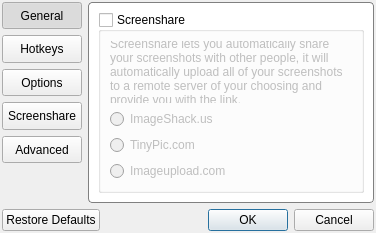
Qt form dialogs/optionsdialog.ui (manjeetdahiya/lightscreen-clone) before a commit.
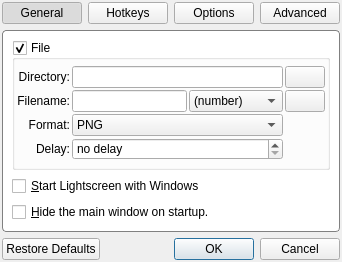
The same form after that commit. The open tabs and pages were chosen to show the change. Icons and pictures are not drawn. Custom widgets are drawn as their Qt base class.

```diff
--- a/dialogs/optionsdialog.ui
+++ b/dialogs/optionsdialog.ui
@@ -6,8 +6,8 @@
    <rect>
     <x>0</x>
     <y>0</y>
-    <width>355</width>
-    <height>233</height>
+    <width>330</width>
+    <height>262</height>
    </rect>
   </property>
   <property name="windowTitle">
@@ -22,21 +22,16 @@
 }
 </string>
   </property>
-  <layout class="QVBoxLayout" name="verticalLayout_7">
+  <layout class="QVBoxLayout" name="verticalLayout_6">
    <property name="margin">
     <number>2</number>
    </property>
-   <item>
-    <layout class="QHBoxLayout" name="horizontalLayout_3">
      <item>
       <widget class="QFrame" name="selectorFrame">
        <property name="frameShape">
         <enum>QFrame::NoFrame</enum>
        </property>
-       <layout class="QVBoxLayout" name="verticalLayout_6">
-        <property name="spacing">
-         <number>6</number>
-        </property>
+     <layout class="QHBoxLayout" name="horizontalLayout_3">
         <property name="margin">
          <number>0</number>
         </property>
@@ -109,28 +104,6 @@
           </property>
          </widget>
         </item>
-        <item>
-         <widget class="QPushButton" name="screenshareButton">
-          <property name="sizePolicy">
-           <sizepolicy hsizetype="Minimum" vsizetype="Expanding">
-            <horstretch>0</horstretch>
-            <verstretch>0</verstretch>
-           </sizepolicy>
-          </property>
-          <property name="cursor">
-           <cursorShape>PointingHandCursor</cursorShape>
-          </property>
-          <property name="text">
-           <string>Screenshare</string>
-          </property>
-          <property name="checkable">
-           <bool>true</bool>
-          </property>
-          <property name="autoExclusive">
-           <bool>true</bool>
-          </property>
-         </widget>
-        </item>
         <item>
          <widget class="QPushButton" name="advancedButton">
           <property name="sizePolicy">
@@ -153,19 +126,6 @@
           </property>
          </widget>
         </item>
-        <item>
-         <spacer name="verticalSpacer_5">
-          <property name="orientation">
-           <enum>Qt::Vertical</enum>
-          </property>
-          <property name="sizeHint" stdset="0">
-           <size>
-            <width>20</width>
-            <height>40</height>
-           </size>
-          </property>
-         </spacer>
-        </item>
        </layout>
       </widget>
      </item>
@@ -692,69 +652,6 @@
          </item>
         </layout>
        </widget>
-       <widget class="QWidget" name="page_5">
-        <layout class="QVBoxLayout" name="verticalLayout_8">
-         <item>
-          <widget class="QGroupBox" name="screenshareGroupBox">
-           <property name="title">
-            <string>Screenshare</string>
-           </property>
-           <property name="checkable">
-            <bool>true</bool>
-           </property>
-           <property name="checked">
-            <bool>false</bool>
-           </property>
-           <layout class="QVBoxLayout" name="verticalLayout_9">
-            <item>
-             <widget class="QLabel" name="label">
-              <property name="text">
-               <string>Screenshare lets you automatically share your screenshots with other people, it will automatically upload all of your screenshots to a remote server of your choosing and provide you with the link.</string>
-              </property>
-              <property name="wordWrap">
-               <bool>true</bool>
-              </property>
-             </widget>
-            </item>
-            <item>
-             <spacer name="verticalSpacer_2">
-              <property name="orientation">
-               <enum>Qt::Vertical</enum>
-              </property>
-              <property name="sizeHint" stdset="0">
-               <size>
-                <width>20</width>
-                <height>40</height>
-               </size>
-              </property>
-             </spacer>
-            </item>
-            <item>
-             <widget class="QRadioButton" name="isRadioButton">
-              <property name="text">
-               <string>ImageShack.us</string>
-              </property>
-             </widget>
-            </item>
-            <item>
-             <widget class="QRadioButton" name="tpRadioButton">
-              <property name="text">
-               <string>TinyPic.com</string>
-              </property>
-             </widget>
-            </item>
-            <item>
-             <widget class="QRadioButton" name="iuRadioButton">
-              <property name="text">
-               <string>Imageupload.com</string>
-              </property>
-             </widget>
-            </item>
-           </layout>
-          </widget>
-         </item>
-        </layout>
-       </widget>
        <widget class="QWidget" name="page_4">
         <layout class="QVBoxLayout" name="verticalLayout">
          <item>
@@ -845,8 +742,6 @@
         </layout>
        </widget>
       </widget>
-     </item>
-    </layout>
    </item>
    <item>
     <widget class="QDialogButtonBox" name="buttonBox">
```
Left out of the diff: 47 changed lines with no effect on the pictures. Lines whose indentation alone changed are shown as unchanged.
